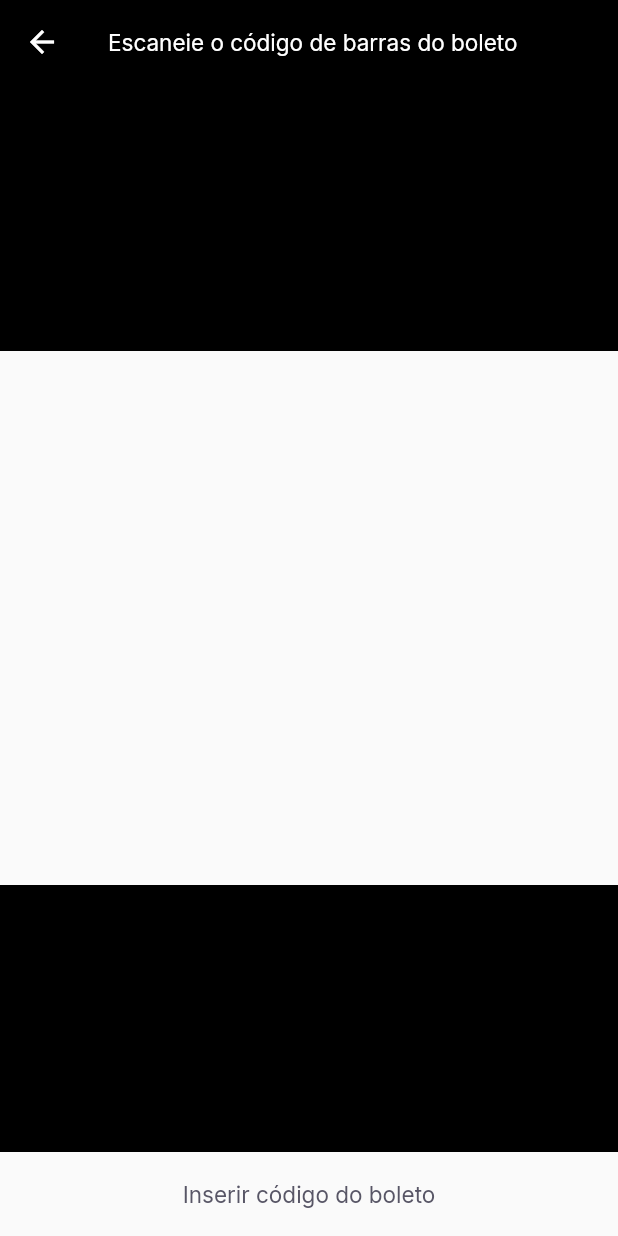
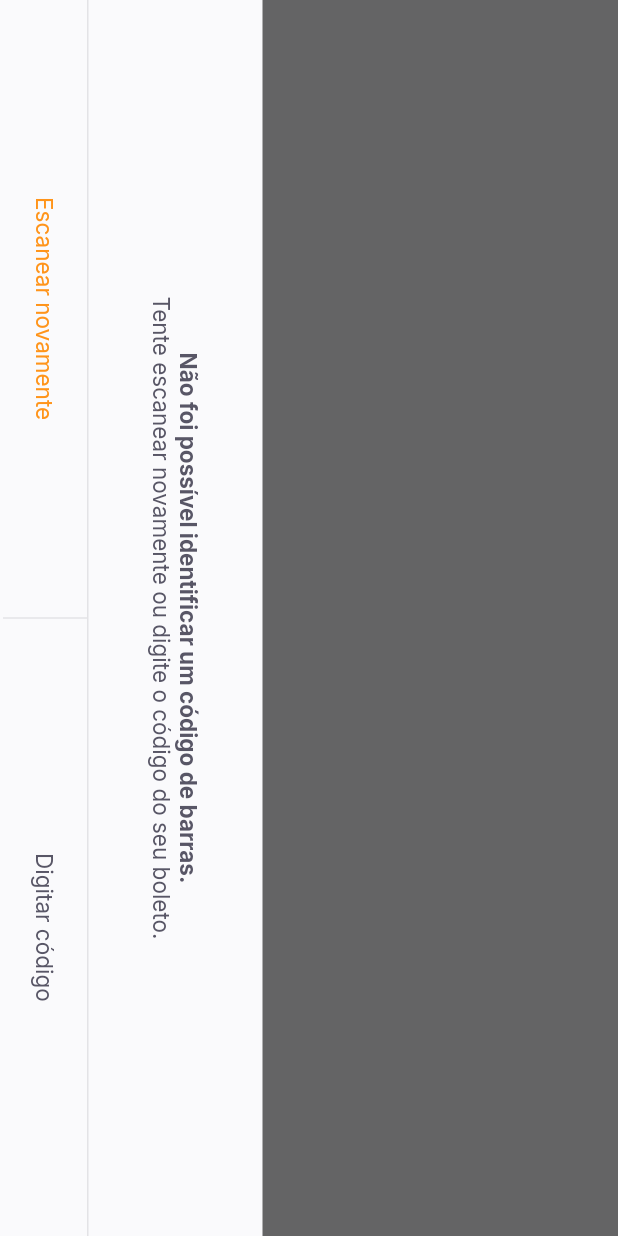
Before and after one commit to takanage/pay_flow, a Flutter app: the BarcodeScannerPage screen opened by its route, on a phone screen of 412 x 824 dp. Run offline on Flutter 3.47's test engine with Material 2 defaults, Android fonts, the phone set to English and light mode, and no system bars; our stand-ins replace firebase_core, google_fonts, google_sign_in, shared_preferences; accounts and stored records are empty.

Commit message:
Created Barcode Scanner Page

```diff
--- a/lib/app_widget.dart
+++ b/lib/app_widget.dart
@@ -1,4 +1,6 @@
+
 import 'package:flutter/material.dart';
+import 'package:flutter/services.dart';
 import 'package:payflow/modules/barcode_scanner/barcode_scanner_page.dart';
 import 'package:payflow/modules/home/home_page.dart';
 import 'package:payflow/modules/splash/splash_page.dart';
@@ -7,6 +9,13 @@ import 'modules/login/login_page.dart';
 import 'shared/themes/app_colors.dart';
 
 class AppWidget extends StatelessWidget {
+  AppWidget() {
+    SystemChrome.setPreferredOrientations([
+      DeviceOrientation.portraitDown,
+      DeviceOrientation.portraitUp,
+    ]);
+  }
+
   // This widget is the root of your application.
   @override
   Widget build(BuildContext context) {
@@ -18,10 +27,10 @@ class AppWidget extends StatelessWidget {
       ),
       initialRoute: "/splash",
       routes: {
-        "/splash" : (context) => SplashPage(),
-        "/home" : (context) => HomePage(),
-        "/login" : (context) => LoginPage(),
-        "/barcode_scanner" : (context) => BarcodeScannerPage(),
+        "/splash": (context) => SplashPage(),
+        "/home": (context) => HomePage(),
+        "/login": (context) => LoginPage(),
+        "/barcode_scanner": (context) => BarcodeScannerPage(),
       },
     );
   }
--- a/lib/modules/barcode_scanner/barcode_scanner_page.dart
+++ b/lib/modules/barcode_scanner/barcode_scanner_page.dart
@@ -1,7 +1,8 @@
 import 'package:flutter/material.dart';
 import 'package:payflow/shared/themes/app_colors.dart';
 import 'package:payflow/shared/themes/app_text_styles.dart';
-import 'package:payflow/shared/widgets/social_login/label_button/label_button.dart';
+import 'package:payflow/shared/widgets/bottom_sheet/bottom_sheet_widget.dart';
+import 'package:payflow/shared/widgets/set_label_buttons/set_label_buttons.dart';
 
 class BarcodeScannerPage extends StatefulWidget {
   const BarcodeScannerPage({Key? key}) : super(key: key);
@@ -13,14 +14,31 @@ class BarcodeScannerPage extends StatefulWidget {
 class _BarcodeScannerPageState extends State<BarcodeScannerPage> {
   @override
   Widget build(BuildContext context) {
-    return Scaffold(
+    return BottomSheetWidget(
+      title: "Não foi possível identificar um código de barras.",
+      subtitle:"Tente escanear novamente ou digite o código do seu boleto.",
+      primaryLabel: "Escanear novamente",
+      primaryOnPressed: () {},
+      secondaryLabel: "Digitar código",
+      secondaryOnPressed: () {},
 
+
+    );
+    return SafeArea(
+      top: true,
+      bottom: true,
+      left: true,
+      right: true,
+      child: RotatedBox(
+        quarterTurns: 1,
+        child: Scaffold(
           appBar: AppBar(
             backgroundColor: Colors.black,
             title: Text(
               "Escaneie o código de barras do boleto",
               style: TextStyles.buttonBackground,
             ),
+            centerTitle: true,
             leading: BackButton(
               color: AppColors.background,
             ),
@@ -42,7 +60,14 @@ class _BarcodeScannerPageState extends State<BarcodeScannerPage> {
               )),
             ],
           ),
-      bottomNavigationBar: LabelButton(label: "Inserir código do boleto", onPressed: (){}),
+          bottomNavigationBar: SetLabelButtons(
+            primaryLabel: "Inserir código do boleto",
+            primaryOnPressed: () {},
+            secondaryLabel: "Adcionar da galeria",
+            secondaryOnPressed: () {},
+          ),
+        ),
+      ),
     );
   }
 }
--- /dev/null
+++ b/lib/shared/widgets/bottom_sheet/bottom_sheet_widget.dart
@@ -0,0 +1,79 @@
+import 'package:flutter/material.dart';
+import 'package:payflow/shared/themes/app_colors.dart';
+import 'package:payflow/shared/themes/app_text_styles.dart';
+import 'package:payflow/shared/widgets/set_label_buttons/set_label_buttons.dart';
+
+class BottomSheetWidget extends StatelessWidget {
+  final String primaryLabel;
+  final VoidCallback primaryOnPressed;
+  final String secondaryLabel;
+  final VoidCallback secondaryOnPressed;
+  final String title;
+  final String subtitle;
+
+  const BottomSheetWidget(
+      {Key? key,
+      required this.primaryLabel,
+      required this.primaryOnPressed,
+      required this.secondaryLabel,
+      required this.secondaryOnPressed,
+      required this.title,
+      required this.subtitle})
+      : super(key: key);
+
+  @override
+  Widget build(BuildContext context) {
+    return SafeArea(
+      child: RotatedBox(
+        quarterTurns: 1,
+        child: Material(
+          child: Container(
+            color: AppColors.shape,
+            child: Column(
+              children: [
+                Expanded(
+                  child: Container(
+                    color: Colors.black.withOpacity(0.6),
+                  ),
+                ),
+                Column(
+                  children: [
+                    Padding(
+                      padding: const EdgeInsets.all(40),
+                      child: Text.rich(
+                        TextSpan(
+                          text: title,
+                          style: TextStyles.buttonBoldHeading,
+                          children: [
+                            TextSpan(
+                              text: "\n$subtitle",
+                              style: TextStyles.buttonHeading,
+                            ),
+                          ],
+                        ),
+                        textAlign: TextAlign.center,
+                      ),
+                    ),
+                    Container(
+                      height: 1,
+                      color: AppColors.stroke,
+                    ),
+                    SetLabelButtons(
+                        enablePrimaryColor: true,
+                        primaryLabel: primaryLabel,
+                        primaryOnPressed: primaryOnPressed,
+                        secondaryLabel: secondaryLabel,
+                        secondaryOnPressed: secondaryOnPressed),
+                    SizedBox(
+                      height: 2,
+                    )
+                  ],
+                ),
+              ],
+            ),
+          ),
+        ),
+      ),
+    );
+  }
+}
--- /dev/null
+++ b/lib/shared/widgets/divider_vertical/divider_vertical_widget.dart
@@ -0,0 +1,16 @@
+import 'package:flutter/material.dart';
+import 'package:payflow/shared/themes/app_colors.dart';
+
+class DividerVerticalWidget extends StatelessWidget {
+  const DividerVerticalWidget({Key? key}) : super(key: key);
+
+  @override
+  Widget build(BuildContext context) {
+    return Container(
+      width: 1 ,
+      height: double.maxFinite,
+      color: AppColors.stroke,
+
+    );
+  }
+}
--- a/lib/shared/widgets/social_login/label_button/label_button.dart
+++ b/lib/shared/widgets/label_button/label_button.dart
@@ -4,11 +4,13 @@ import 'package:payflow/shared/themes/app_text_styles.dart';
 class LabelButton extends StatelessWidget {
   final String label;
   final VoidCallback onPressed;
+  final TextStyle? style;
 
   const LabelButton({
     Key? key,
     required this.label,
     required this.onPressed,
+    this.style,
   }) : super(key: key);
 
   @override
@@ -19,7 +21,7 @@ class LabelButton extends StatelessWidget {
         onPressed: onPressed,
         child: Text(
           label,
-          style: TextStyles.buttonHeading,
+          style: style ?? TextStyles.buttonHeading,
         ),
       ),
     );
--- /dev/null
+++ b/lib/shared/widgets/set_label_buttons/set_label_buttons.dart
@@ -0,0 +1,46 @@
+import 'package:flutter/material.dart';
+import 'package:payflow/shared/themes/app_text_styles.dart';
+import 'package:payflow/shared/widgets/divider_vertical/divider_vertical_widget.dart';
+import 'package:payflow/shared/widgets/label_button/label_button.dart';
+
+class SetLabelButtons extends StatelessWidget {
+  final String primaryLabel;
+  final VoidCallback primaryOnPressed;
+  final String secondaryLabel;
+  final VoidCallback secondaryOnPressed;
+  final bool enablePrimaryColor;
+
+  const SetLabelButtons({
+    Key? key,
+    required this.primaryLabel,
+    required this.primaryOnPressed,
+    required this.secondaryLabel,
+    required this.secondaryOnPressed,
+    this.enablePrimaryColor = false,
+  }) : super(key: key);
+
+  @override
+  Widget build(BuildContext context) {
+    return Container(
+      height: 56,
+      child: Row(
+        children: [
+          Expanded(
+            child: LabelButton(
+              label: primaryLabel,
+              onPressed: primaryOnPressed,
+              style: enablePrimaryColor ? TextStyles.buttonPrimary : null,
+            ),
+          ),
+          DividerVerticalWidget(),
+          Expanded(
+            child: LabelButton(
+              label: secondaryLabel,
+              onPressed: secondaryOnPressed,
+            ),
+          ),
+        ],
+      ),
+    );
+  }
+}
```
Lines whose indentation alone changed are shown as unchanged.
